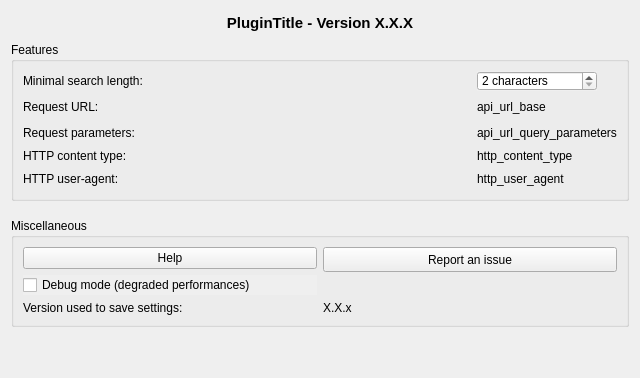
Old version of the form french_locator_filter/gui/dlg_settings.ui in the repository IGNF-Xavier/qgis-French-locator-filter.
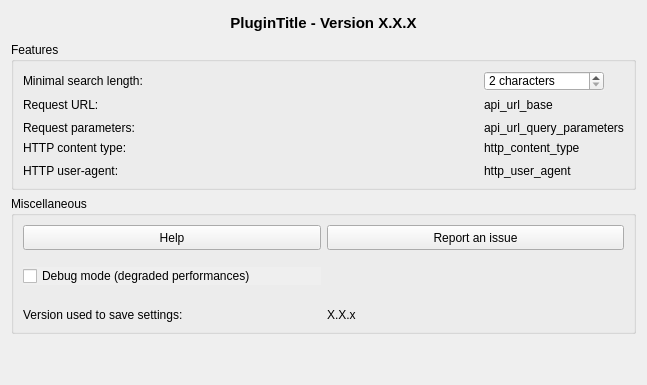
New version of the form. Icons and pictures are not drawn.

Commit message: Add minimal height for help btn

Patch:
```diff
--- a/french_locator_filter/gui/dlg_settings.ui
+++ b/french_locator_filter/gui/dlg_settings.ui
@@ -7,8 +7,8 @@
    <rect>
     <x>0</x>
     <y>0</y>
-    <width>640</width>
-    <height>378</height>
+    <width>647</width>
+    <height>385</height>
    </rect>
   </property>
   <property name="sizePolicy">
@@ -20,7 +20,7 @@
   <property name="minimumSize">
    <size>
     <width>640</width>
-    <height>300</height>
+    <height>350</height>
    </size>
   </property>
   <property name="windowTitle">
@@ -310,7 +310,7 @@
       <bool>false</bool>
      </property>
      <layout class="QGridLayout" name="gridLayout">
-      <item row="1" column="0">
+      <item row="2" column="0">
        <widget class="QCheckBox" name="opt_debug">
         <property name="toolTip">
          <string>Enable debug mode.</string>
@@ -329,7 +329,7 @@
         </property>
        </widget>
       </item>
-      <item row="2" column="1">
+      <item row="4" column="1">
        <widget class="QLabel" name="lbl_version_saved_value">
         <property name="text">
          <string notr="true">X.X.x</string>
@@ -339,7 +339,29 @@
         </property>
        </widget>
       </item>
-      <item row="2" column="0">
+      <item row="0" column="0">
+       <widget class="QPushButton" name="btn_help">
+        <property name="minimumSize">
+         <size>
+          <width>150</width>
+          <height>25</height>
+         </size>
+        </property>
+        <property name="maximumSize">
+         <size>
+          <width>16777215</width>
+          <height>30</height>
+         </size>
+        </property>
+        <property name="toolTip">
+         <string>Open documentation</string>
+        </property>
+        <property name="text">
+         <string>Help</string>
+        </property>
+       </widget>
+      </item>
+      <item row="4" column="0">
        <widget class="QLabel" name="lbl_version_saved">
         <property name="text">
          <string>Version used to save settings:</string>
@@ -350,7 +372,7 @@
        <widget class="QPushButton" name="btn_report">
         <property name="minimumSize">
          <size>
-          <width>0</width>
+          <width>150</width>
           <height>25</height>
          </size>
         </property>
@@ -369,12 +391,31 @@
         </property>
        </widget>
       </item>
-      <item row="0" column="0">
-       <widget class="QPushButton" name="btn_help">
-        <property name="text">
-         <string>Help</string>
+      <item row="1" column="0" colspan="2">
+       <spacer name="horizontalSpacer">
+        <property name="orientation">
+         <enum>Qt::Horizontal</enum>
         </property>
-       </widget>
+        <property name="sizeHint" stdset="0">
+         <size>
+          <width>40</width>
+          <height>20</height>
+         </size>
+        </property>
+       </spacer>
+      </item>
+      <item row="3" column="0" colspan="2">
+       <spacer name="horizontalSpacer_2">
+        <property name="orientation">
+         <enum>Qt::Horizontal</enum>
+        </property>
+        <property name="sizeHint" stdset="0">
+         <size>
+          <width>40</width>
+          <height>20</height>
+         </size>
+        </property>
+       </spacer>
       </item>
      </layout>
     </widget>
```
Left out of the diff: 1 changed line with no effect on the pictures.
